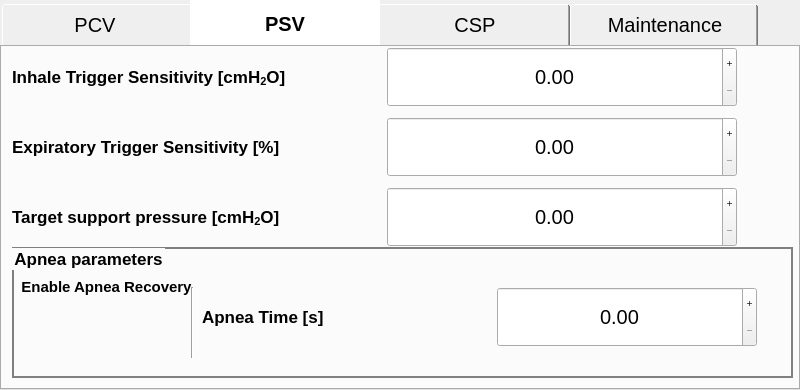
Old version of the form gui/settings/settings.ui in the repository MariuszSuchenek/MVM_GUI_test2.
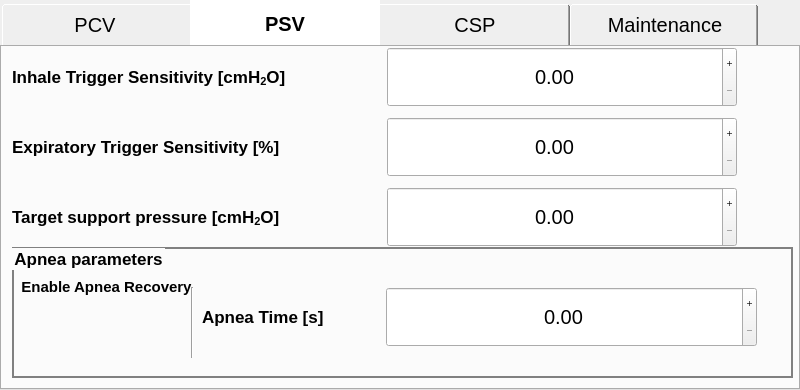
New version of the form. The open tabs and pages were chosen to show the change. Icons and pictures are not drawn. Custom widgets are drawn as their Qt base class.

Commit message: same length as others

```diff
--- a/gui/settings/settings.ui
+++ b/gui/settings/settings.ui
@@ -1201,7 +1201,7 @@
           <rect>
            <x>190</x>
            <y>40</y>
-           <width>260</width>
+           <width>151</width>
            <height>61</height>
           </rect>
          </property>
@@ -1219,9 +1219,9 @@
         <widget class="QDoubleSpinBox" name="spinBox_min_resp_rate">
          <property name="geometry">
           <rect>
-           <x>460</x>
+           <x>349</x>
            <y>40</y>
-           <width>310</width>
+           <width>421</width>
            <height>60</height>
           </rect>
          </property>
@@ -1249,9 +1249,9 @@
         <widget class="QPushButton" name="fake_btn_min_resp_rate">
          <property name="geometry">
           <rect>
-           <x>540</x>
+           <x>430</x>
            <y>40</y>
-           <width>150</width>
+           <width>260</width>
            <height>60</height>
           </rect>
          </property>
```
